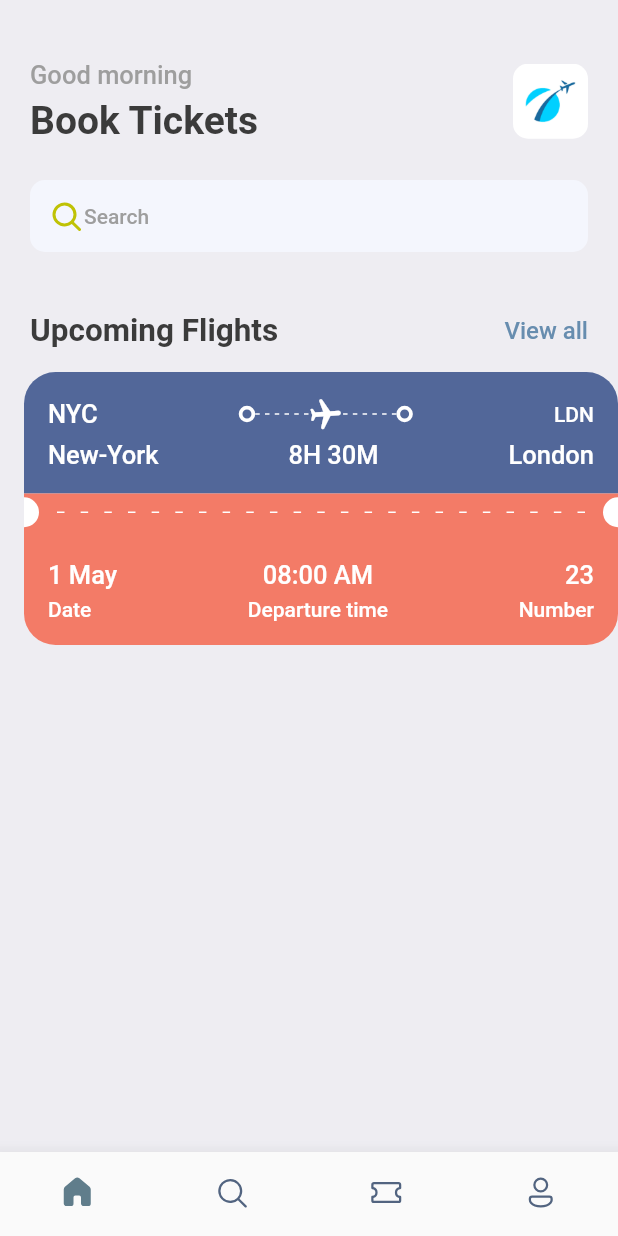
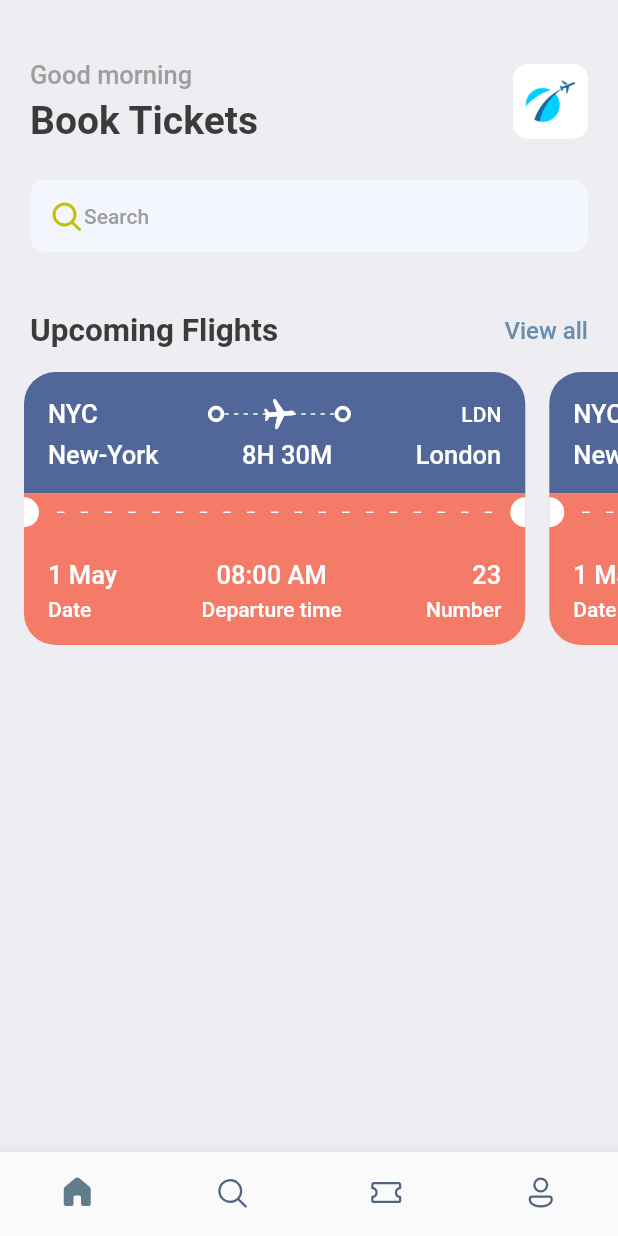
Before and after one commit to mrojasb2000/flutter_booktickets_app, a Flutter app: the screen it shows after launch, on a phone screen of 412 x 824 dp. Run offline on Flutter 3.47's test engine with Material 2 defaults, Android fonts, the light colour scheme and no system bars; our stand-ins replace fluentui_icons, gap.

Commit message:
chore: refactor decoration tickets

```diff
--- a/lib/screens/ticket_view.dart
+++ b/lib/screens/ticket_view.dart
@@ -11,7 +11,7 @@ class TicketView extends StatelessWidget {
   Widget build(BuildContext context) {
     final size = AppLayout.getSize(context);
     return SizedBox(
-      width: size.width,
+      width: size.width * 0.85,
       height: 200,
       child: Container(
         margin: const EdgeInsets.only(left: 16),
--- a/lib/utils/app_styles.dart
+++ b/lib/utils/app_styles.dart
@@ -1,4 +1,5 @@
 import 'package:flutter/material.dart';
+import 'dart:math' as math;
 
 Color primary = const Color(0xFF678daf);
 
@@ -8,6 +9,8 @@ class Styles {
   static Color bgColor = const Color(0xFFeeedf2);
   static Color orageColor = const Color(0xFFF37B67);
   static Color blueGreyColor = const Color(0xFF526799);
+  static Color randomColor =
+      Color((math.Random().nextDouble() * 0xFFFFFF).toInt()).withOpacity(1.0);
   static TextStyle textStyle =
       TextStyle(fontSize: 16, color: textColor, fontWeight: FontWeight.w500);
   static TextStyle headLineStyle1 =
```
